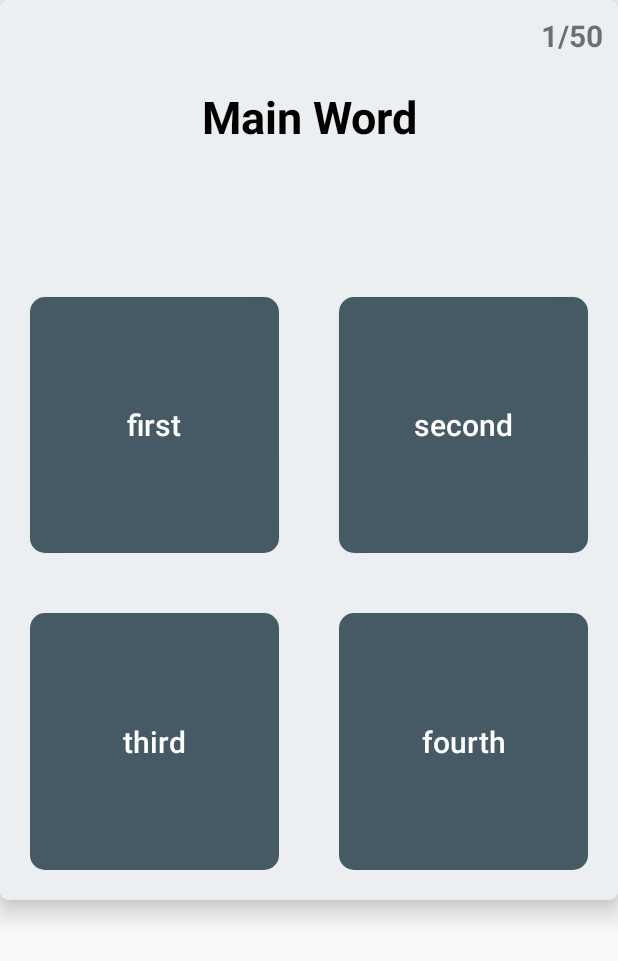
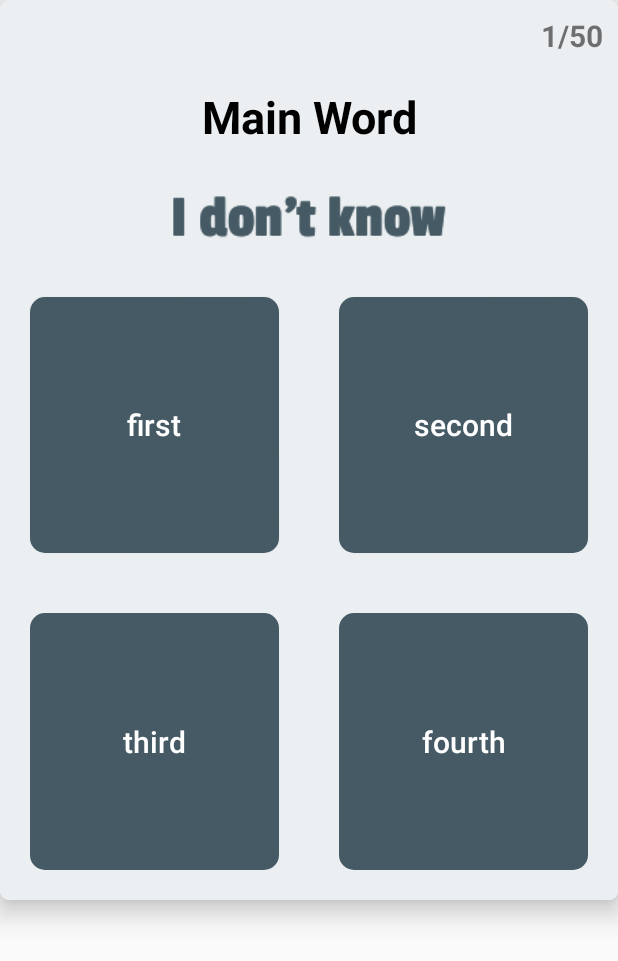
Before and after one commit to okisad/Memofication, an Android app: the layout word_card_card_layout.xml on its own in the app's theme, with its tools: preview values and no code run, on a phone screen of 412 x 824 dp. Shown: the top 961 px of the screen. Run offline under Robolectric (Android 15) with nearby library versions, the light colour scheme and no system bars.

Commit message:
set card image to move right or left

```diff
--- a/app/src/main/java/com/oktaysadoglu/memofication/activities/GameActivity.java
+++ b/app/src/main/java/com/oktaysadoglu/memofication/activities/GameActivity.java
@@ -16,6 +16,7 @@ import android.view.View;
 import android.view.ViewGroup;
 import android.widget.BaseAdapter;
 import android.widget.Button;
+import android.widget.ImageView;
 import android.widget.LinearLayout;
 import android.widget.TextView;
 import android.widget.Toast;
@@ -46,7 +47,6 @@ public class GameActivity extends AppCompatActivity{
     SwipeDeck cardStack;
     @Bind(R.id.toolbar)
     Toolbar toolbar;
-
     SwipeDeckAdapter swipeDeckAdapter;
 
     ArrayList<WordCard> wordCards = new ArrayList<>();
@@ -117,6 +117,10 @@ public class GameActivity extends AppCompatActivity{
             }
         });
 
+
+        cardStack.setLeftImage(R.id.left_image);
+
+        cardStack.setRightImage(R.id.right_image);
     }
 
     @Override
--- a/app/src/main/res/layout/activity_game_toolbar_and_frame.xml
+++ b/app/src/main/res/layout/activity_game_toolbar_and_frame.xml
@@ -39,6 +39,7 @@
             android:layout_height="match_parent"
             android:orientation="vertical">
 
+
             <com.daprlabs.cardstack.SwipeDeck
                 android:id="@+id/swipe_deck"
                 android:layout_width="match_parent"
@@ -47,7 +48,8 @@
                 swipedeck:card_spacing="10dp"
                 swipedeck:max_visible="3"
                 swipedeck:render_above="true"
-                swipedeck:rotation_degrees="15" />
+                swipedeck:rotation_degrees="15"
+                swipedeck:opacity_end="0.33"/>
         </com.daprlabs.cardstack.SwipeFrameLayout>
 
     </RelativeLayout>
--- a/app/src/main/res/layout/word_card_card_layout.xml
+++ b/app/src/main/res/layout/word_card_card_layout.xml
@@ -7,14 +7,35 @@
     card_view:cardCornerRadius="6dp"
     card_view:cardElevation="10dp"
     >
+    <RelativeLayout
+        android:layout_width="match_parent"
+        android:layout_height="wrap_content"
+        android:orientation="horizontal"
+        android:gravity="center"
+        android:alpha="1"
+        android:layout_marginTop="130dp"
+        android:elevation="1dp">
+        <ImageView
+            android:layout_weight="1"
+            android:id="@+id/left_image"
+            android:layout_width="wrap_content"
+            android:layout_height="wrap_content"
+            android:src="@drawable/idontknow"
+            />
+        <ImageView
+            android:layout_weight="1"
+            android:id="@+id/right_image"
+            android:layout_width="wrap_content"
+            android:layout_height="wrap_content"
+            android:src="@drawable/idontknow"
+            />
+    </RelativeLayout>
     <LinearLayout
         android:layout_width="match_parent"
         android:layout_height="match_parent"
         android:background="@color/blue_grey_50"
         android:minHeight="600dp"
         android:orientation="vertical">
-
-
         <LinearLayout
             android:layout_width="match_parent"
             android:layout_height="wrap_content"
```
Also changed, not shown: app/src/main/res/layout/image_view.xml (deleted, +0 -10 lines), app/src/main/res/drawable/idontknow.png (added), app/src/main/res/drawable/left_arrow.png (added), app/src/main/res/drawable/right_arrow.png (added).
